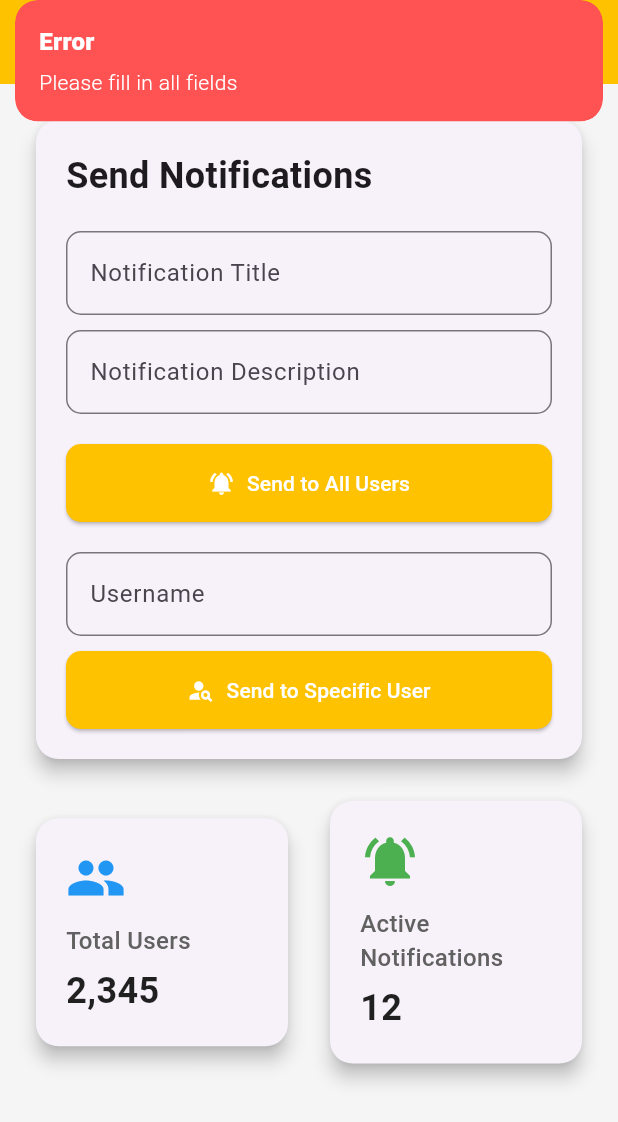
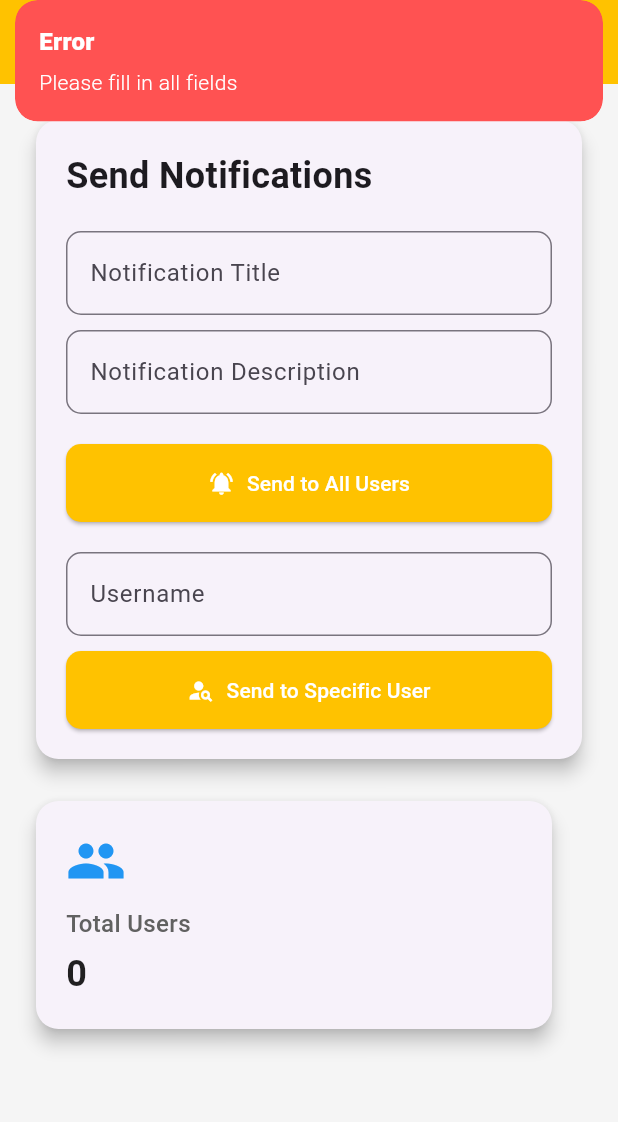
Before and after one commit to ismail-ilm66/TheHenAdminPanel, a Flutter app: the DashboardScreen screen opened directly, after a tap on "Send to Specific User", on a phone screen of 412 x 824 dp. Shown: the top 1122 px of the screen. Run offline on Flutter 3.47's test engine with Material 3 defaults, Android fonts, the light colour scheme and no system bars; drawn by our look-alikes of flutter_animate; our stand-ins replace cloud_firestore, firebase_core, get, googleapis_auth; accounts and stored records are empty; statements that could not run were skipped; key blocks and very long unbroken strings in the code were emptied for the run.

Commit message:
comma separated notifications

```diff
--- a/lib/dashboard_screen.dart
+++ b/lib/dashboard_screen.dart
@@ -7,6 +7,17 @@ import 'package:wordpress_admin/send_notification_service.dart';
 import 'colors.dart';
 
 class DashboardScreen extends StatelessWidget {
+  Future<int> _getTotalUsersCount() async {
+    try {
+      QuerySnapshot usersSnapshot = await _firestore.collection('users').get();
+      return usersSnapshot.size;
+    } catch (e) {
+      print("Error fetching user count: $e");
+      return 0;
+    }
+  }
+
+
   final FirebaseFirestore _firestore = FirebaseFirestore.instance;
   final TextEditingController _titleController = TextEditingController();
   final TextEditingController _descriptionController = TextEditingController();
@@ -53,6 +64,7 @@ class DashboardScreen extends StatelessWidget {
     }
   }
 
+/*
   void _sendNotificationToSpecificUser() async {
     String username = _usernameController.text.trim();
     String title = _titleController.text.trim();
@@ -103,7 +115,61 @@ class DashboardScreen extends StatelessWidget {
       );
     }
   }
+*/
 
+  void _sendNotificationToSpecificUser() async {
+    String usernames = _usernameController.text.trim();
+    String title = _titleController.text.trim();
+    String description = _descriptionController.text.trim();
+
+    if (usernames.isEmpty || title.isEmpty || description.isEmpty) {
+      Get.snackbar(
+        "Error",
+        "Please fill in all fields",
+        backgroundColor: Colors.redAccent,
+        colorText: Colors.white,
+      );
+      return;
+    }
+
+    try {
+      List<String> usernameList = usernames.split(',').map((username) => username.trim()).toList();
+
+      for (var username in usernameList) {
+        DocumentSnapshot userDoc = await _firestore.collection('users').doc(username).get();
+
+        if (userDoc.exists) {
+          String token = userDoc['fcm_token'];
+          await sendNotification(token, title, description);
+
+          Get.snackbar(
+            "Success",
+            "Notification sent to $username!",
+            backgroundColor: Colors.green,
+            colorText: Colors.white,
+          );
+        } else {
+          Get.snackbar(
+            "Error",
+            "User $username not found",
+            backgroundColor: Colors.redAccent,
+            colorText: Colors.white,
+          );
+        }
+      }
+
+      _titleController.clear();
+      _descriptionController.clear();
+      _usernameController.clear();
+    } catch (e) {
+      Get.snackbar(
+        "Error",
+        "Failed to send notification: $e",
+        backgroundColor: Colors.redAccent,
+        colorText: Colors.white,
+      );
+    }
+  }
 
 
   @override
@@ -138,22 +204,45 @@ class DashboardScreen extends StatelessWidget {
               Row(
                 children: [
                   Expanded(
-                    child: _buildQuickStatCard(
-                      title: "Total Users",
-                      value: "2,345",
-                      icon: Icons.people,
-                      color: Colors.blue,
+                    child: FutureBuilder<int>(
+                      future: _getTotalUsersCount(),  // Fetching the total user count from Firestore
+                      builder: (context, snapshot) {
+                        if (snapshot.connectionState == ConnectionState.waiting) {
+                          // While waiting for the data, show a loading state
+                          return _buildQuickStatCard(
+                            title: "Total Users",
+                            value: "Loading...",  // Show loading state
+                            icon: Icons.people,
+                            color: Colors.blue,
+                          );
+                        } else if (snapshot.hasError) {
+                          return _buildQuickStatCard(
+                            title: "Total Users",
+                            value: "Error",
+                            icon: Icons.error,
+                            color: Colors.red,
+                          );
+                        } else if (snapshot.hasData) {
+                          int totalUsers = snapshot.data ?? 0;
+                          return _buildQuickStatCard(
+                            title: "Total Users",
+                            value: totalUsers.toString(),
+                            icon: Icons.people,
+                            color: Colors.blue,
+                          );
+                        } else {
+                          return _buildQuickStatCard(
+                            title: "Total Users",
+                            value: "0",
+                            icon: Icons.people,
+                            color: Colors.blue,
+                          );
+                        }
+                      },
                     ).animate().fadeIn(delay: 300.ms).slideX(begin: -0.1, end: 0),
                   ),
+
                   SizedBox(width: 20),
-                  Expanded(
-                    child: _buildQuickStatCard(
-                      title: "Active Notifications",
-                      value: "12",
-                      icon: Icons.notifications_active,
-                      color: Colors.green,
-                    ).animate().fadeIn(delay: 500.ms).slideX(begin: 0.1, end: 0),
-                  ),
                 ],
               ),
             ],
```
